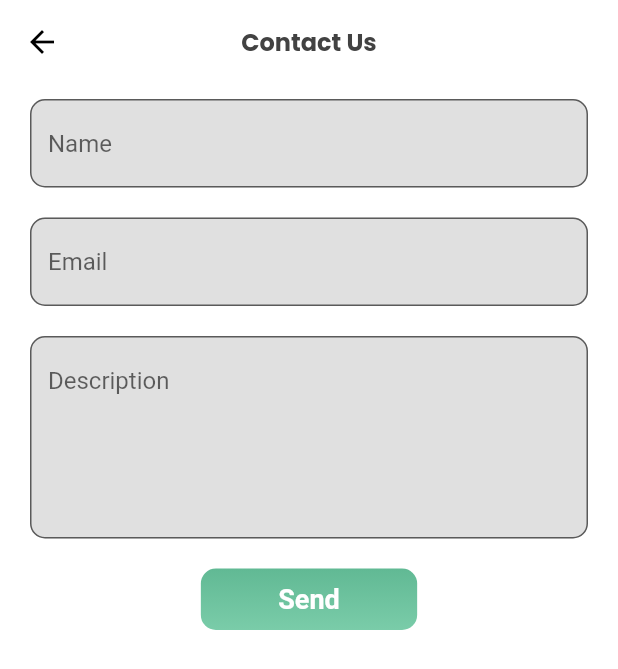
After one commit to DemonKING073/theGreenManual, a Flutter app: the HelpAndSupport screen opened by its route, after a tap on "Contact Us", on a phone screen of 412 x 824 dp. The commit adds this screen. Shown: the top 669 px of the screen. Run offline on Flutter 3.47's test engine with Material 2 defaults, Android fonts, the phone set to English and light mode, and no system bars; drawn by our look-alikes of oktoast; our stand-ins replace dio, firebase_auth, firebase_core, get_storage; missing offline and left inert: qr_code_scanner; accounts and stored records are empty.

Commit message:
Contact Us and Help & Support page Created

```diff
--- a/lib/constants/constant.dart
+++ b/lib/constants/constant.dart
@@ -15,7 +15,7 @@ TextStyle kBoldTextStyle() => TextStyle(
       color: Colors.grey[800],
       fontFamily: 'Poppins',
       fontSize: 14,
-      fontWeight: FontWeight.w700,
+      fontWeight: FontWeight.w500,
     );
 
 TextStyle LBoldTextStyle() => TextStyle(
--- /dev/null
+++ b/lib/screens/contactUs/contactUs.dart
@@ -0,0 +1,93 @@
+import 'package:flutter/material.dart';
+import 'package:provider/provider.dart';
+import 'package:the_green_manual/constants/helper.dart';
+import 'package:the_green_manual/screens/contactUs/contactUsState.dart';
+
+import '../../constants/constant.dart';
+
+class ContactUs extends StatelessWidget {
+  const ContactUs({Key? key}) : super(key: key);
+
+  @override
+  Widget build(BuildContext context) {
+    final state = Provider.of<ContactUsState>(context);
+    return Scaffold(
+      backgroundColor: Colors.white,
+      appBar: AppBar(
+        elevation: 0,
+        backgroundColor: Colors.white,
+        iconTheme: IconThemeData(
+          color: Colors.black, //change your color here
+        ),
+        title: Text(
+          'Contact Us',
+          style: LBoldTextStyle(),
+        ),
+        centerTitle: true,
+      ),
+      body: Container(
+        padding: EdgeInsets.symmetric(horizontal: 20, vertical: 10),
+        child: Column(
+          children: [
+            TextFormField(
+              onChanged: state.onNameChanged,
+              decoration: InputDecoration(
+                filled: true,
+                hintText: "Name",
+                fillColor: Colors.grey[300],
+                border: OutlineInputBorder(
+                  borderSide: BorderSide(width: 1),
+                  borderRadius: BorderRadius.circular(10.0),
+                ),
+                focusedBorder: OutlineInputBorder(
+                  borderSide: BorderSide(color: primaryColor, width: 1),
+                  borderRadius: BorderRadius.circular(10.0),
+                ),
+              ),
+            ),
+            LSizedBox(),
+            TextFormField(
+              onChanged: state.onEmailChanged,
+
+              decoration: InputDecoration(
+                filled: true,
+                hintText: "Email",
+                fillColor: Colors.grey[300],
+                border: OutlineInputBorder(
+                  borderSide: BorderSide(width: 1),
+                  borderRadius: BorderRadius.circular(10.0),
+                ),
+                focusedBorder: OutlineInputBorder(
+                  borderSide: BorderSide(color: primaryColor, width: 1),
+                  borderRadius: BorderRadius.circular(10.0),
+                ),
+              ),
+            ),
+            LSizedBox(),
+
+            TextFormField(
+              onChanged: state.onDescriptionChanged,
+              maxLines: 5,
+              decoration: InputDecoration(
+                filled: true,
+                hintText: "Description",
+                fillColor: Colors.grey[300],
+                border: OutlineInputBorder(
+                  borderSide: BorderSide(width: 1, color: Color(0xffE0E0E0)),
+                  borderRadius: BorderRadius.circular(10.0),
+                ),
+                focusedBorder: OutlineInputBorder(
+                  borderSide: BorderSide(color: primaryColor, width: 1),
+                  borderRadius: BorderRadius.circular(10.0),
+                ),
+              ),
+            ),
+            LSizedBox(),
+            SearchButton(onTap: (){}, name: 'Send',)
+          ],
+        ),
+
+      ),
+    );
+  }
+}
--- /dev/null
+++ b/lib/screens/contactUs/contactUsState.dart
@@ -0,0 +1,20 @@
+import 'package:flutter/material.dart';
+
+class ContactUsState extends ChangeNotifier {
+  String? name;
+  String? email;
+  String? description;
+
+  onNameChanged(val) {
+    name = val;
+    notifyListeners();
+  }
+  onEmailChanged(val) {
+    email = val;
+    notifyListeners();
+  }
+  onDescriptionChanged(val) {
+    description = val;
+    notifyListeners();
+  }
+}
--- a/lib/screens/create/createScreen.dart
+++ b/lib/screens/create/createScreen.dart
@@ -23,7 +23,7 @@ class CreateScreen extends StatelessWidget {
         leading: IconButton(onPressed: () {}, icon: Icon(Icons.arrow_back)),
         title: Text(
           'Create',
-          style: kBoldTextStyle(),
+          style: LBoldTextStyle(),
         ),
         centerTitle: true,
         actions: [
--- a/lib/screens/editProfile/editProfile.dart
+++ b/lib/screens/editProfile/editProfile.dart
@@ -24,7 +24,7 @@ class EditProfile extends StatelessWidget {
         // leading: IconButton(onPressed: () {}, icon: Icon(Icons.arrow_back)),
         title: Text(
           'Edit Profile',
-          style: kBoldTextStyle(),
+          style: LBoldTextStyle(),
         ),
         centerTitle: true,
       ),
--- /dev/null
+++ b/lib/screens/helpAndSupport/helpAndSupport.dart
@@ -0,0 +1,94 @@
+import 'package:flutter/material.dart';
+import 'package:flutter/src/foundation/key.dart';
+import 'package:flutter/src/widgets/framework.dart';
+import 'package:the_green_manual/main.dart';
+
+import '../../constants/constant.dart';
+
+class HelpAndSupport extends StatelessWidget {
+  const HelpAndSupport({Key? key}) : super(key: key);
+
+  @override
+  Widget build(BuildContext context) {
+    return Scaffold(
+      backgroundColor: Colors.white,
+      appBar: AppBar(
+        elevation: 0,
+        backgroundColor: Colors.white,
+        iconTheme: IconThemeData(
+          color: Colors.black, //change your color here
+        ),
+        title: Text(
+          'Help And Support',
+          style: LBoldTextStyle(),
+        ),
+        centerTitle: true,
+      ),
+      body: Container(
+        padding: EdgeInsets.symmetric(horizontal: 20, vertical: 10),
+        child: Container(
+          padding: EdgeInsets.all(10),
+          child: Column(
+            children: [
+              HelpButtons(
+                  title: 'Contact Us',
+                  icons: Icons.call,
+                  onTap: () {
+                    navigatorKey.currentState!.pushNamed('/contactUs');
+                  }),
+              LSizedBox(),
+              HelpButtons(
+                  title: 'FAQs', icons: Icons.question_mark, onTap: () {})
+            ],
+          ),
+        ),
+      ),
+    );
+  }
+}
+
+class HelpButtons extends StatelessWidget {
+  String title;
+  IconData icons;
+  Function onTap;
+  HelpButtons({required this.title, required this.icons, required this.onTap});
+
+  @override
+  Widget build(BuildContext context) {
+    return InkWell(
+      onTap: () {
+        onTap();
+      },
+      child: Row(
+        mainAxisAlignment: MainAxisAlignment.spaceBetween,
+        children: [
+          Row(
+            children: [
+              CircleAvatar(
+                backgroundColor: Colors.grey[200],
+                child: Icon(
+                  icons,
+                  color: primaryColor,
+                ),
+              ),
+              SizedBox(
+                width: 10,
+              ),
+              Column(
+                crossAxisAlignment: CrossAxisAlignment.start,
+                children: [
+                  Text(title, style: kBoldTextStyle()),
+                ],
+              ),
+            ],
+          ),
+          Icon(
+            Icons.keyboard_arrow_right_rounded,
+            color: Colors.grey,
+            size: 24,
+          )
+        ],
+      ),
+    );
+  }
+}
--- a/lib/screens/homeDisplay/homeDisplayState.dart
+++ b/lib/screens/homeDisplay/homeDisplayState.dart
@@ -5,6 +5,7 @@ import 'package:the_green_manual/screens/create/createScreen.dart';
 import 'package:the_green_manual/screens/create/createScreenState.dart';
 import 'package:the_green_manual/screens/inventory/inventoryScreen.dart';
 import 'package:the_green_manual/screens/profile/profileScreen.dart';
+import 'package:the_green_manual/screens/profile/profileState.dart';
 import 'package:the_green_manual/screens/resume/resumeScreen.dart';
 
 class HomeDisplayState extends ChangeNotifier{
@@ -22,7 +23,9 @@ class HomeDisplayState extends ChangeNotifier{
       create: (_) => CreateScreenState(),
       child: CreateScreen()),
     InventoryScreen(),
-    ProfileScreen()
+    ChangeNotifierProvider(
+      create: (_) => ProfileState(),
+      child: ProfileScreen())
     // BillingScreen(),
     // SupportScreen(),
     // MoreScreen(),
--- /dev/null
+++ b/lib/screens/profile/profileState.dart
@@ -0,0 +1,15 @@
+import 'package:flutter/material.dart';
+
+class ProfileState extends ChangeNotifier {
+  List language = [
+    'English',
+    'Hindi',
+    'Spanish',
+  ];
+
+  String? selectedLanguage;
+  onLanguageChanged(val) {
+    selectedLanguage = val;
+    notifyListeners();
+  }
+}
```
Also changed, not shown: lib/main.dart (+8 -1 lines), lib/screens/profile/profileScreen.dart (+120 -4 lines).
